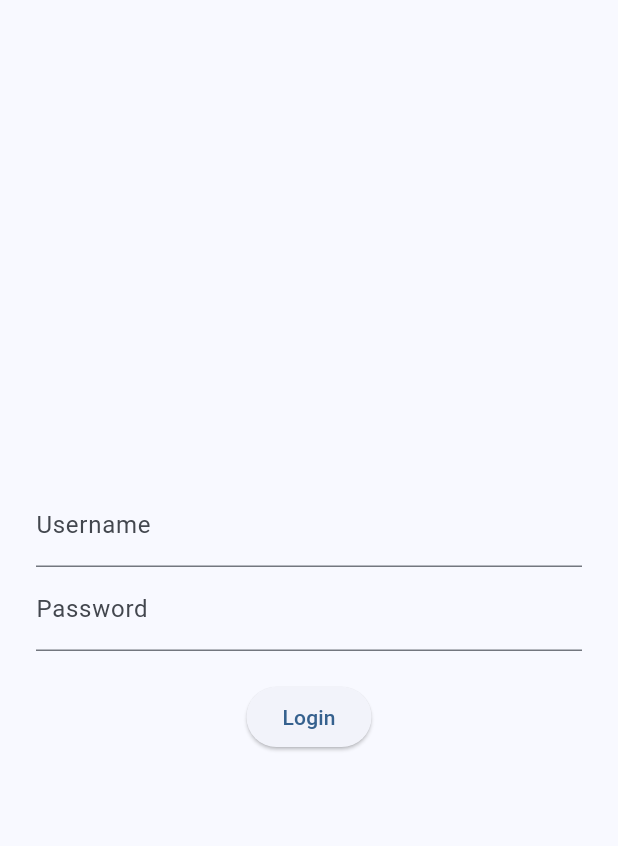
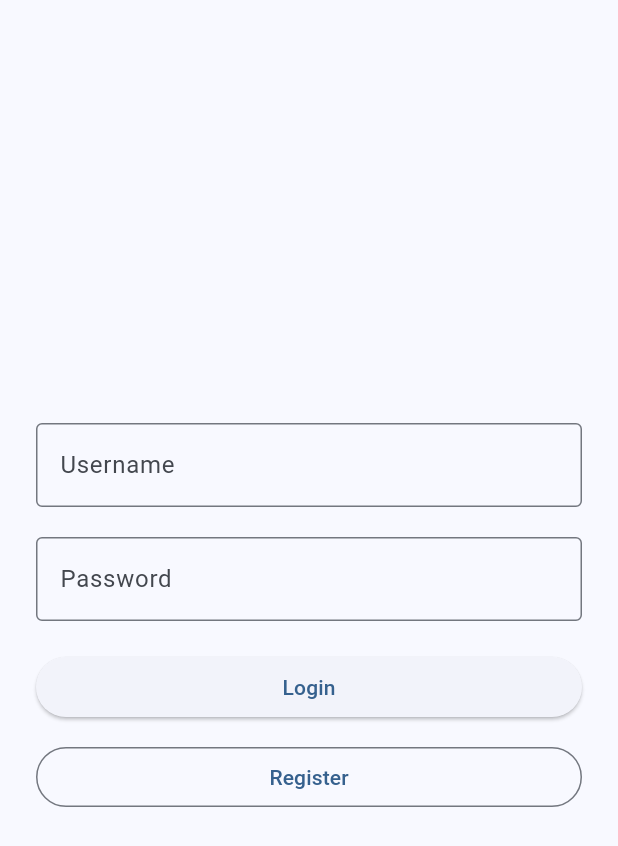
Before and after one commit to agglnxz/project_flutter_pos_sqlite, a Flutter app: the screen it shows after launch, on a phone screen of 412 x 824 dp. Shown: the top 846 px of the screen. Run offline on Flutter 3.47's test engine with Material 3 defaults, Android fonts, the phone set to English and light mode, and no system bars; our stand-ins replace auto_size_text, sqflite; accounts and stored records are empty.

Commit message:
tambah tombol register dan login

```diff
--- a/lib/screens/auth/login_screen.dart
+++ b/lib/screens/auth/login_screen.dart
@@ -1,24 +1,24 @@
 import 'package:flutter/material.dart';
 import '../../db/repository.dart';
 import 'package:project_new/menu/menu_screen.dart';
+import 'register_screen.dart'; // Import ke RegisterScreen
 
 class LoginScreen extends StatefulWidget {
-  const LoginScreen ({ super.key });
+  const LoginScreen({super.key});
 
   @override
-  State <LoginScreen> createState() => _LoginScreenState(); // Perbaikan: Gunakan _LoginScreenState
+  State<LoginScreen> createState() => _LoginScreenState();
 }
 
-class _LoginScreenState extends State <LoginScreen> {
-  // Perbaikan 1: Deklarasi controller yang benar
+class _LoginScreenState extends State<LoginScreen> {
+  // Controller untuk inputan
   final _u = TextEditingController();
   final _p = TextEditingController();
 
-  Future <void> _login() async {
-    // Perbaikan 2: Menghapus '*' dan menggunakan variabel _p
+  Future<void> _login() async {
     final user = await Repo.instance.login(_u.text, _p.text);
 
-    if ( user != null && mounted ) {
+    if (user != null && mounted) {
       // Feedback sukses
       ScaffoldMessenger.of(context).showSnackBar(
         const SnackBar(content: Text('Login Berhasil!')),
@@ -26,11 +26,10 @@ class _LoginScreenState extends State <LoginScreen> {
 
       Navigator.pushReplacement(
         context,
-        // Perbaikan 3: Sintaks builder yang benar
-        MaterialPageRoute (builder: (context) => const MenuScreen()),
+        MaterialPageRoute(builder: (context) => const MenuScreen()),
       );
     } else if (mounted) {
-      // Feedback gagal (penting agar pengguna tahu jika login gagal)
+      // Feedback gagal
       ScaffoldMessenger.of(context).showSnackBar(
         const SnackBar(content: Text('Username atau Password salah.')),
       );
@@ -38,29 +37,63 @@ class _LoginScreenState extends State <LoginScreen> {
   }
 
   @override
-  Widget build (BuildContext context) {
+  Widget build(BuildContext context) {
     return Scaffold(
-      body: Padding (
-        padding : const EdgeInsets.all (24.0) ,
-        child : Column (
-          mainAxisAlignment : MainAxisAlignment.center ,
-          children : [
-            // Perbaikan 4: Menggunakan controller: _u
-            TextField(controller: _u, decoration: const InputDecoration (
-              labelText: 'Username'
-            )),
+      body: Padding(
+        padding: const EdgeInsets.all(24.0),
+        child: Column(
+          mainAxisAlignment: MainAxisAlignment.center,
+          children: [
+            // Input Username
+            TextField(
+              controller: _u,
+              decoration: const InputDecoration(
+                labelText: 'Username',
+                border: OutlineInputBorder(),
+              ),
+            ),
+            const SizedBox(height: 20),
 
-            TextField(controller: _p, decoration: const InputDecoration (
-              labelText: 'Password'),
-              obscureText : true
+            // Input Password
+            TextField(
+              controller: _p,
+              decoration: const InputDecoration(
+                labelText: 'Password',
+                border: OutlineInputBorder(),
+              ),
+              obscureText: true,
+            ),
+            const SizedBox(height: 20),
+
+            // Tombol Login
+            SizedBox(
+              width: double.infinity,
+              child: ElevatedButton(
+                onPressed: _login,
+                child: const Text('Login'),
+              ),
             ),
 
-            const SizedBox ( height : 20) ,
+            const SizedBox(height: 12),
 
-            ElevatedButton (onPressed : _login, child : const Text('Login')),
+            // 🔹 Tombol Register
+            SizedBox(
+              width: double.infinity,
+              child: OutlinedButton(
+                onPressed: () {
+                  Navigator.push(
+                    context,
+                    MaterialPageRoute(
+                      builder: (context) => const RegisterScreen(),
+                    ),
+                  );
+                },
+                child: const Text('Register'),
+              ),
+            ),
           ],
         ),
       ),
     );
   }
-} // Tanda kurung kurawal penutup akhir
+}
```
